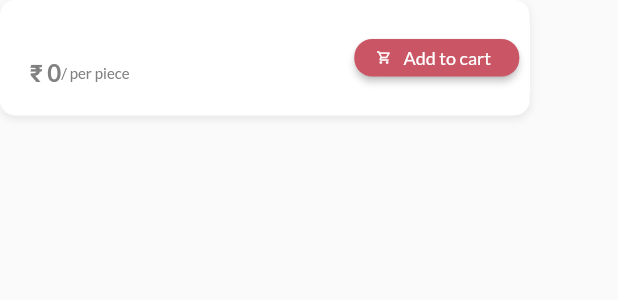
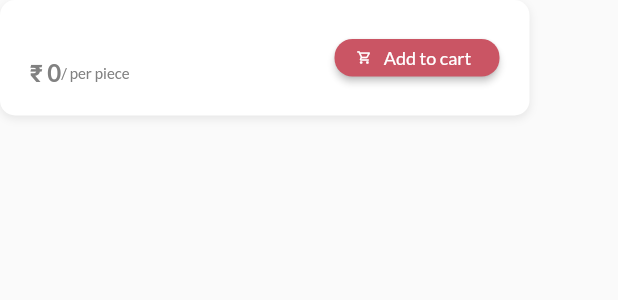
Before and after one commit to pratit989/Rinse, a Flutter app: the ClothesListTabWidget widget shown alone on an empty page, opened directly with empty values, after a tap on "Add to cart", on a phone screen of 412 x 824 dp. Shown: the top 300 px of the screen. Run offline on Flutter 3.47's test engine with Material 2 defaults, Android fonts, the phone set to English and light mode, and no system bars; drawn by our look-alikes of auto_size_text; our stand-ins replace built_collection, built_value, cloud_firestore, easy_debounce, firebase_auth, firebase_core and 9 more; missing offline and left inert: json_path; accounts and stored records are empty; generated files the repository leaves out were written again.

Commit message:
Updating to latest FlutterFlow output.

```diff
--- a/lib/app_state.dart
+++ b/lib/app_state.dart
@@ -25,6 +25,8 @@ class FFAppState {
   int SelectedTimeCard = 0;
 
   String serviceSelected = '';
+
+  List<String> cartItems = [];
 }
 
 LatLng _latLngFromString(String val) {
--- a/lib/components/clothes_list_tab_widget.dart
+++ b/lib/components/clothes_list_tab_widget.dart
@@ -136,9 +136,12 @@ class _ClothesListTabWidgetState extends State<ClothesListTabWidget> {
                     minimum: 0,
                   ),
                 ),
-                FFButtonWidget(
-                  onPressed: () {
-                    print('Button pressed ...');
+                Padding(
+                  padding: EdgeInsetsDirectional.fromSTEB(0, 0, 20, 0),
+                  child: FFButtonWidget(
+                    onPressed: () async {
+                      setState(
+                          () => FFAppState().cartItems.add(widget.clothName));
                     },
                     text: 'Add to cart',
                     icon: Icon(
@@ -162,6 +165,7 @@ class _ClothesListTabWidgetState extends State<ClothesListTabWidget> {
                       borderRadius: 12,
                     ),
                   ),
+                ),
               ],
             ),
           ],
```
Lines whose indentation alone changed are shown as unchanged.
